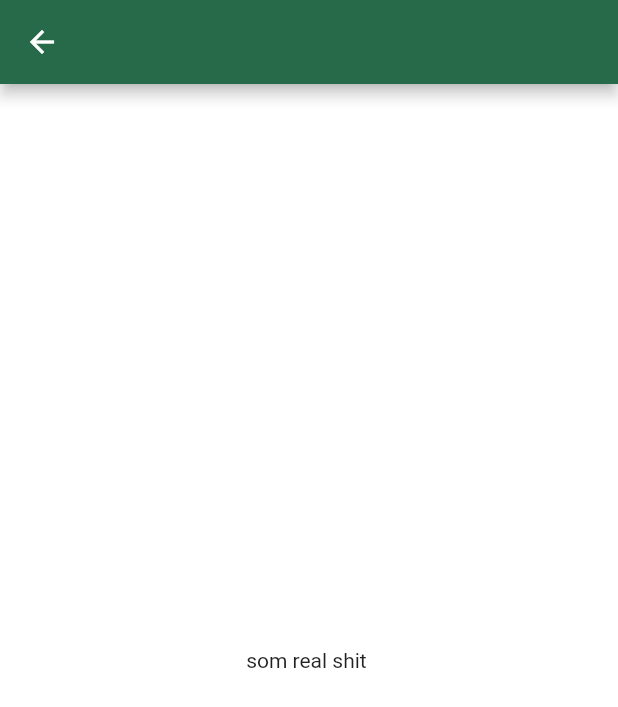
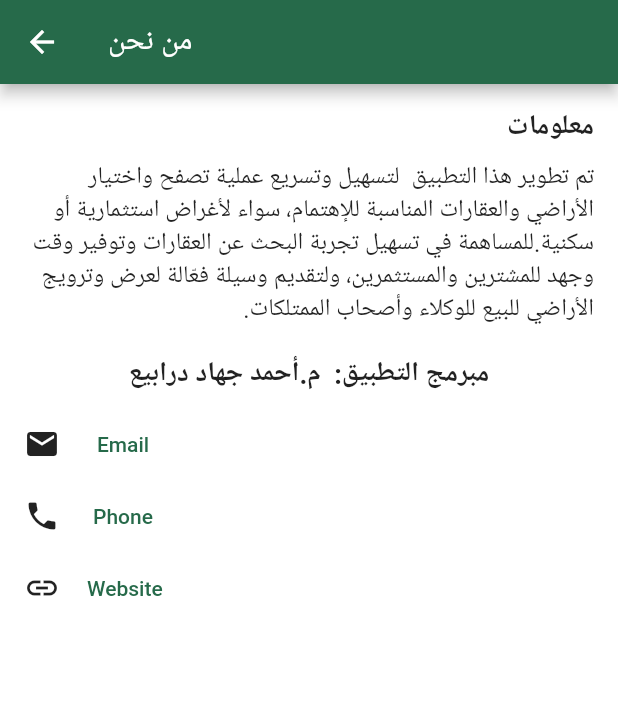
Before and after one commit to ahmadJihad2002/investment, a Flutter app: the About screen opened by its route, on a phone screen of 412 x 824 dp. Shown: the top 707 px of the screen. Run offline on Flutter 3.47's test engine with Material 2 defaults, Android fonts, the phone set to English and light mode, and no system bars; our stand-ins replace cached_network_image, carousel_slider, cloud_firestore, conditional_builder_null_safety, firebase_auth, firebase_core and 6 more; accounts and stored records are empty.

Commit message:
i fixed some issue

```diff
--- a/lib/models/productModel.dart
+++ b/lib/models/productModel.dart
@@ -9,11 +9,7 @@ class ProductModel {
   late double space;
   late String classification;
 
-// dynamic? oldPrice;
-// dynamic? discount;
-// String? image;
-// String? name;
-// bool? inCart;
+
 
   ProductModel.fromJson(Map<String, dynamic> json) {
     // id = json['id'];
--- a/lib/modules/about/about.dart
+++ b/lib/modules/about/about.dart
@@ -1,15 +1,91 @@
 import 'package:flutter/material.dart';
 
 class About extends StatelessWidget {
-  const About({Key? key}) : super(key: key);
+  const About({super.key});
 
   @override
   Widget build(BuildContext context) {
     return Scaffold(
-      appBar: AppBar(),
-      body: Center(
-        child: Text('som real shit '),
+      appBar: AppBar(
+        title: const Text('من نحن '),
+      ),
+      body: const Padding(
+        padding: EdgeInsets.all(16.0),
+        child: Column(
+          textDirection: TextDirection.rtl,
+          crossAxisAlignment: CrossAxisAlignment.start,
+          // mainAxisAlignment:MainAxisAlignment.,
+          children: [
+            Text(
+              'معلومات',
+              style: TextStyle(fontSize: 18, fontWeight: FontWeight.bold),
+            ),
+            SizedBox(height: 10),
+            Text(
+              'تم تطوير هذا التطبيق  لتسهيل وتسريع عملية تصفح واختيار الأراضي والعقارات المناسبة'
+              ' للإهتمام، سواء لأغراض استثمارية أو سكنية.للمساهمة في تسهيل تجربة البحث عن العقارات وتوفير وقت وجهد للمشترين'
+              ' والمستثمرين، ولتقديم وسيلة فعّالة لعرض وترويج الأراضي للبيع للوكلاء وأصحاب الممتلكات. ',
+              style: TextStyle(fontSize: 16),
+              textAlign: TextAlign.start,
+              textDirection: TextDirection.rtl,
+            ),
+            SizedBox(height: 20),
+            Column(
+              mainAxisAlignment: MainAxisAlignment.spaceBetween,
+              children: [
+                Text(
+                  'مبرمج التطبيق:  م.أحمد جهاد درابيع',
+                  style: TextStyle(fontSize: 18, fontWeight: FontWeight.bold),
+                ),
+                SizedBox(height: 10),
+                SocialMediaLink(
+                  icon: Icons.email,
+                  label: 'Email',
+                  link: 'john.doe@example.com',
+                ),
+                SocialMediaLink(
+                  icon: Icons.phone,
+                  label: 'Phone',
+                  link: '+970569751749',
+                ),
+                SocialMediaLink(
+                  icon: Icons.link,
+                  label: 'Website',
+                  link: 'https://www.johndoe.com',
+                ),
+              ],
+            ),
+          ],
+        ),
       ),
     );
   }
 }
+
+class SocialMediaLink extends StatelessWidget {
+  final IconData icon;
+  final String label;
+  final String link;
+
+  const SocialMediaLink({
+    required this.icon,
+    required this.label,
+    required this.link,
+  });
+
+  @override
+  Widget build(BuildContext context) {
+    return Row(
+      children: [
+        Icon(icon),
+        const SizedBox(width: 10),
+        TextButton(
+          onPressed: () {
+            // Handle link opening here
+          },
+          child: Text(label),
+        ),
+      ],
+    );
+  }
+}
--- a/lib/shared/cubit/loginCubit/states.dart
+++ b/lib/shared/cubit/loginCubit/states.dart
@@ -1,7 +1,15 @@
 abstract class AppLoginStates {}
 
 class AppLoginInitialStates extends AppLoginStates {}
+
 class AppLoginSuccessStates extends AppLoginStates {}
+
 class AppLoginLoadingStates extends AppLoginStates {}
-class AppLoginErrorStates extends AppLoginStates {}
+
+class AppLoginErrorStates extends AppLoginStates {
+  late String error;
+
+  AppLoginErrorStates(this.error);
+}
+
 class AppLoginChangePasswordVisibilityState extends AppLoginStates {}
--- a/lib/shared/cubit/states.dart
+++ b/lib/shared/cubit/states.dart
@@ -14,3 +14,4 @@ class AppImageSendErrorSelectedState extends AppStates {}
 class AppLoadingSendingProductState extends AppStates {}
 class AppSuccessSendingProductState extends AppStates {}
 class AppErrorSendingProductState extends AppStates {}
+class AppIsTabooChangeState extends AppStates {}
```
Also changed, not shown: lib/modules/dashBoard/dashboard.dart (+26 -11 lines), lib/modules/login/login.dart (+8 -1 lines), lib/shared/cubit/cubit.dart (+68 -79 lines), lib/shared/cubit/loginCubit/cubit.dart (+2 -32 lines).
